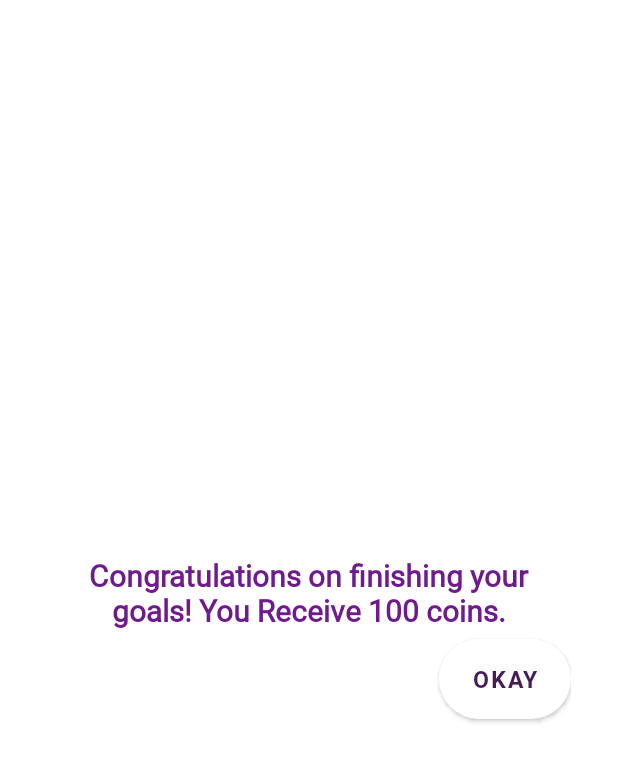
After one commit to Faria-Binte-Kader/Thrive, an Android app: the layout coin_dialog.xml on its own in the app's theme, with its tools: preview values and no code run, on a phone screen of 412 x 824 dp. The commit adds this screen. Shown: the top 762 px of the screen. Run offline under Robolectric (Android 15) with nearby library versions, the phone set to English and light mode, and no system bars.

Commit message:
coin feature added

```diff
--- a/app/src/main/res/layout/alarm_dialog.xml
+++ b/app/src/main/res/layout/alarm_dialog.xml
@@ -5,7 +5,7 @@
     android:orientation="vertical"
     android:layout_gravity="center"
     android:gravity="center"
-    android:background="@color/white">
+    android:background="@drawable/buttonroundednew">
 
     <TextView
         android:layout_width="200sp"
--- /dev/null
+++ b/app/src/main/res/layout/coin_dialog.xml
@@ -0,0 +1,37 @@
+<?xml version="1.0" encoding="utf-8"?>
+<LinearLayout xmlns:android="http://schemas.android.com/apk/res/android"
+    android:layout_width="350sp"
+    android:layout_height="wrap_content"
+    android:orientation="vertical"
+    android:layout_gravity="center"
+    android:gravity="center"
+    android:background="@drawable/buttonroundednew">
+
+    <TextView
+        android:layout_width="330sp"
+        android:layout_height="wrap_content"
+        android:text="Congratulations on finishing your goals! You Receive 100 coins."
+        android:layout_marginTop="50dp"
+        android:fontFamily="@font/roboto_regular"
+        android:textStyle="bold"
+        android:textColor="@color/purple_500"
+        android:gravity="center"
+        android:textSize="20sp"
+        android:padding="5dp"
+        />
+
+        <Button
+            android:layout_gravity="right"
+            android:id="@+id/buttonAlarmok"
+            android:layout_width="wrap_content"
+            android:layout_height="wrap_content"
+            android:layout_marginBottom="30dp"
+            android:background="@drawable/buttonroundednew"
+            android:fontFamily="@font/roboto_bold"
+            android:text="Okay"
+            android:padding="10dp"
+            android:textColor="@color/purple_700"
+            android:textSize="15dp"
+            />
+
+</LinearLayout>
```
Also changed, not shown: app/src/main/java/com/example/thrive/GoalView.java (+64 -10 lines), app/src/main/java/com/example/thrive/MainActivity.java (+0 -24 lines), app/src/main/res/layout/activity_goal_view.xml (+14 -3 lines).
